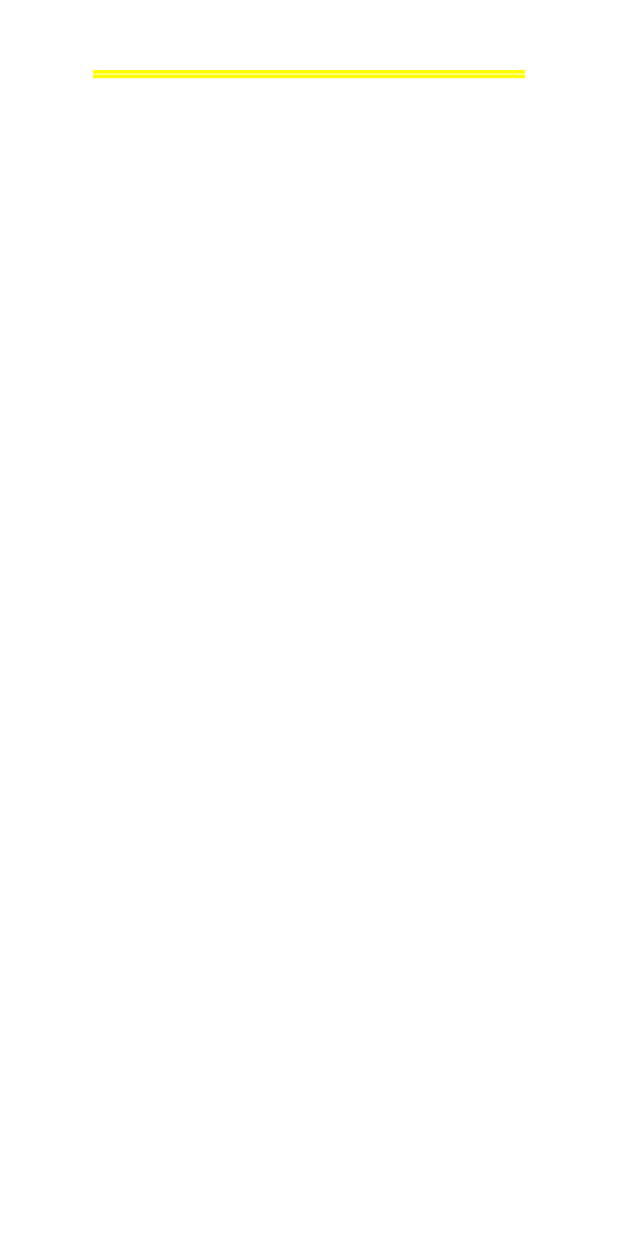
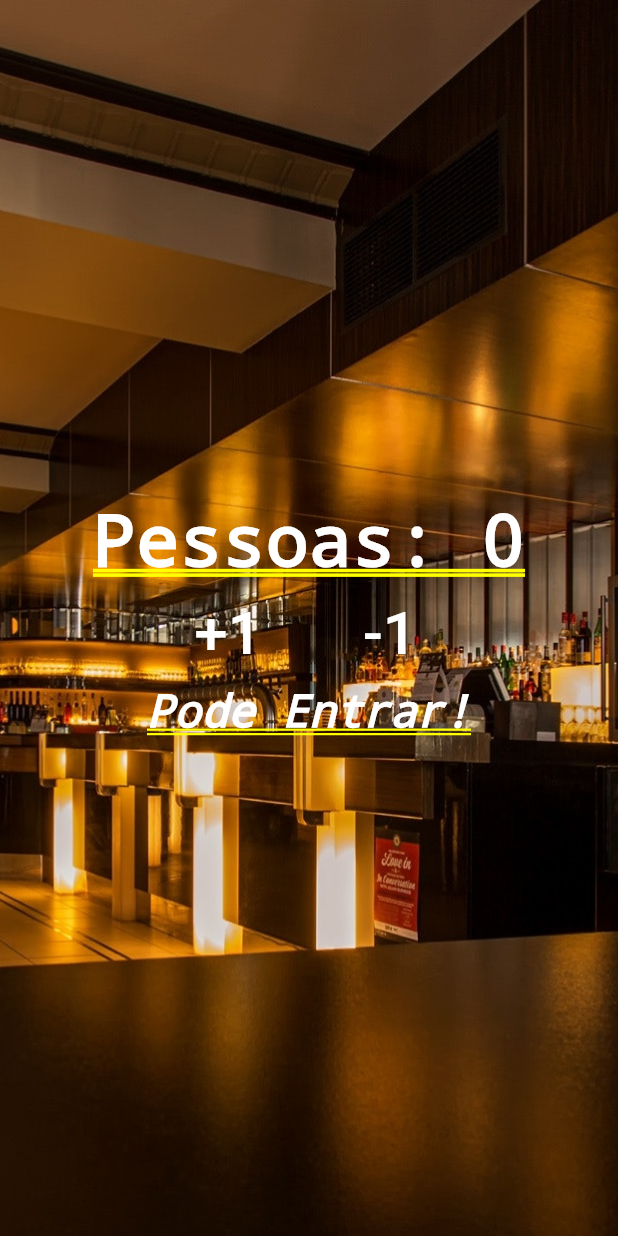
Before and after one commit to armando-couto/contador-de-pessoas, a Flutter app: the screen it shows after launch, on a phone screen of 412 x 824 dp. Run offline on Flutter 3.47's test engine with Material 2 defaults, Android fonts, the phone set to English and light mode, and no system bars.

Commit message:
Commit final do projeto.

```diff
--- a/lib/main.dart
+++ b/lib/main.dart
@@ -2,8 +2,91 @@ import 'package:flutter/material.dart';
 
 void main() {
   runApp(MaterialApp(
-      title: "App do Armando",
-      home: Column(
-        children: <Widget>[Text("Pessoas: 0", style: TextStyle(color: Colors.white, fontWeight: FontWeight.bold))],
-      )));
+      title: "Contador de Pessoas",
+      home: Home()));
 }
+
+class Home extends StatefulWidget {
+  @override
+  _HomeState createState() => _HomeState();
+}
+
+class _HomeState extends State<Home> {
+
+  int _people = 0;
+  String _infoText = "Pode Entrar!";
+
+  void _changePeople(int delta){
+    setState(() {
+      _people += delta;
+
+      if(_people < 0){
+        _infoText = "Mundo invertido?!";
+      } else if(_people <= 10){
+        _infoText = "Pode Entrar!";
+      } else {
+        _infoText = "Lotado!";
+      }
+
+    });
+  }
+
+  @override
+  Widget build(BuildContext context) {
+    return Stack(
+      children: <Widget>[
+        Image.asset(
+          "images/restaurant.jpg",
+          fit: BoxFit.cover,
+          height: 1000.0,
+        ),
+        Column(
+          mainAxisAlignment: MainAxisAlignment.center,
+          children: <Widget>[
+            Text(
+              "Pessoas: $_people",
+              style:
+              TextStyle(color: Colors.white, fontWeight: FontWeight.bold),
+            ),
+            Row(
+              mainAxisAlignment: MainAxisAlignment.center,
+              children: <Widget>[
+                Padding(
+                  padding: EdgeInsets.all(10.0),
+                  child: FlatButton(
+                    child: Text(
+                      "+1",
+                      style: TextStyle(fontSize: 40.0, color: Colors.white),
+                    ),
+                    onPressed: () {
+                      _changePeople(1);
+                    },
+                  ),
+                ),
+                Padding(
+                  padding: EdgeInsets.all(10.0),
+                  child: FlatButton(
+                    child: Text(
+                      "-1",
+                      style: TextStyle(fontSize: 40.0, color: Colors.white),
+                    ),
+                    onPressed: () {
+                      _changePeople(-1);
+                    },
+                  ),
+                ),
+              ],
+            ),
+            Text(
+              _infoText,
+              style: TextStyle(
+                  color: Colors.white,
+                  fontStyle: FontStyle.italic,
+                  fontSize: 30.0),
+            )
+          ],
+        )
+      ],
+    );
+  }
+}
--- a/pubspec.yaml
+++ b/pubspec.yaml
@@ -1,5 +1,5 @@
 name: contador_de_pessoas
-description: A new Flutter project.
+description: A new Flutter application.
 
 # The following defines the version and build number for your application.
 # A version number is three numbers separated by dots, like 1.2.43
@@ -45,6 +45,9 @@ flutter:
   #  - images/a_dot_burr.jpeg
   #  - images/a_dot_ham.jpeg
 
+  assets:
+    - images/restaurant.jpg
+
   # An image asset can refer to one or more resolution-specific "variants", see
   # https://flutter.dev/assets-and-images/#resolution-aware.
 
```
Also changed, not shown: images/restaurant.jpg (added), lib/generated/i18n.dart (added), 1 other file.
